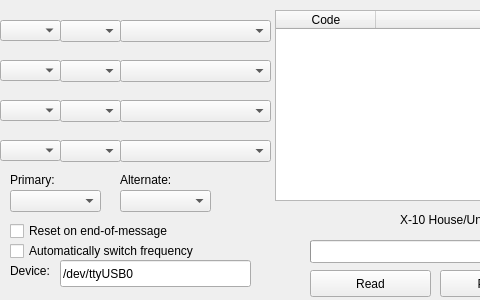
vangdfang/EARComm, file earcomm.ui: the form before one commit; both pictures show x 0 to 480 and y 0 to 300 of the 700 by 300 pixel window.
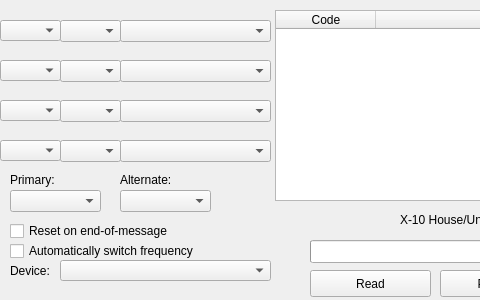
The form after the commit.

```diff
--- a/earcomm.ui
+++ b/earcomm.ui
@@ -346,19 +346,6 @@
     </rect>
    </property>
   </widget>
-  <widget class="QLineEdit" name="device">
-   <property name="geometry">
-    <rect>
-     <x>60</x>
-     <y>260</y>
-     <width>191</width>
-     <height>27</height>
-    </rect>
-   </property>
-   <property name="text">
-    <string>/dev/ttyUSB0</string>
-   </property>
-  </widget>
   <widget class="QLabel" name="labelDevice">
    <property name="geometry">
     <rect>
@@ -372,6 +359,16 @@
     <string>Device:</string>
    </property>
   </widget>
+  <widget class="QComboBox" name="device">
+   <property name="geometry">
+    <rect>
+     <x>60</x>
+     <y>260</y>
+     <width>211</width>
+     <height>21</height>
+    </rect>
+   </property>
+  </widget>
  </widget>
  <layoutdefault spacing="6" margin="11"/>
  <resources/>
```
Left out of the diff: 12 changed lines with no effect on the pictures.
